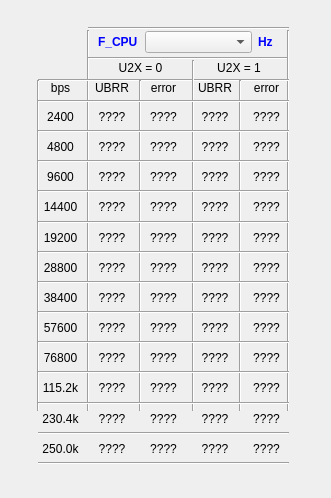
First picture: the form in ubrr_calculator.ui, repository Patrix354/PK_AVR_Calculator, before the edit.
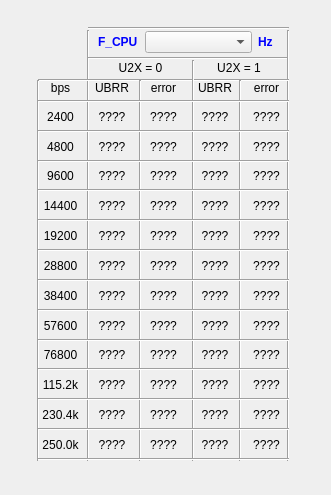
Second picture: the form after the edit.

Patch:
```diff
--- a/ubrr_calculator.ui
+++ b/ubrr_calculator.ui
@@ -7,7 +7,7 @@
     <x>0</x>
     <y>0</y>
     <width>331</width>
-    <height>498</height>
+    <height>495</height>
    </rect>
   </property>
   <property name="windowTitle">
@@ -38,7 +38,7 @@
      <x>78</x>
      <y>30</y>
      <width>20</width>
-     <height>381</height>
+     <height>431</height>
     </rect>
    </property>
    <property name="orientation">
@@ -64,7 +64,7 @@
      <x>278</x>
      <y>30</y>
      <width>20</width>
-     <height>381</height>
+     <height>431</height>
     </rect>
    </property>
    <property name="frameShadow">
@@ -93,7 +93,7 @@
      <x>98</x>
      <y>60</y>
      <width>191</width>
-     <height>351</height>
+     <height>401</height>
     </rect>
    </property>
    <property name="orientation">
@@ -106,7 +106,7 @@
      <x>28</x>
      <y>80</y>
      <width>21</width>
-     <height>331</height>
+     <height>381</height>
     </rect>
    </property>
    <property name="orientation">
@@ -119,7 +119,7 @@
      <x>90</x>
      <y>80</y>
      <width>101</width>
-     <height>331</height>
+     <height>381</height>
     </rect>
    </property>
    <property name="orientation">
@@ -132,7 +132,7 @@
      <x>190</x>
      <y>80</y>
      <width>101</width>
-     <height>331</height>
+     <height>381</height>
     </rect>
    </property>
    <property name="orientation">
@@ -292,7 +292,7 @@
      <x>38</x>
      <y>100</y>
      <width>251</width>
-     <height>365</height>
+     <height>361</height>
     </rect>
    </property>
    <layout class="QVBoxLayout" name="verticalLayout">
```
